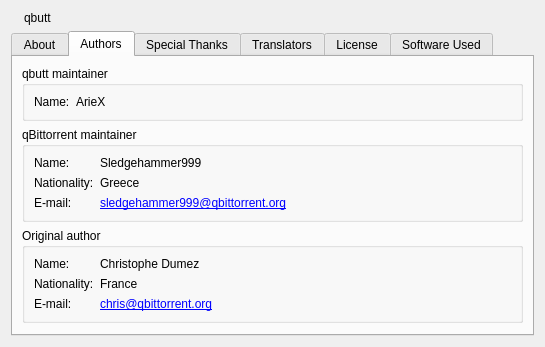
The window that src/gui/aboutdialog.ui (qbutt-org/qbutt) describes before a commit, drawn with Qt 5.
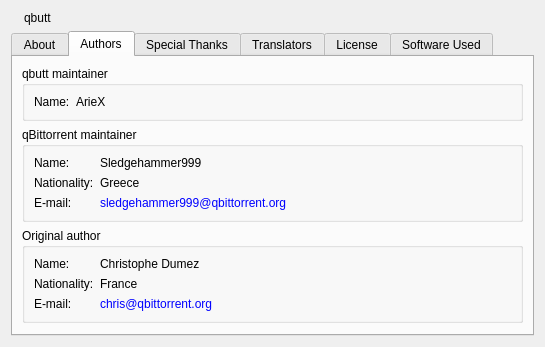
The same window after the commit. The open tabs and pages were chosen to show the change.

Commit message: Match author links to the flat link style

```diff
--- a/src/gui/aboutdialog.ui
+++ b/src/gui/aboutdialog.ui
@@ -167,7 +167,7 @@
           <item row="2" column="1">
            <widget class="QLabel" name="label_19">
             <property name="text">
-             <string notr="true">&lt;a href=&quot;mailto:sledgehammer999@qbittorrent.org&quot;&gt;sledgehammer999@qbittorrent.org&lt;/a&gt;</string>
+             <string notr="true">&lt;a style=&quot;text-decoration: none&quot; href=&quot;mailto:sledgehammer999@qbittorrent.org&quot;&gt;sledgehammer999@qbittorrent.org&lt;/a&gt;</string>
             </property>
             <property name="openExternalLinks">
              <bool>true</bool>
@@ -237,7 +237,7 @@
           <item row="2" column="1">
            <widget class="QLabel" name="label_6">
             <property name="text">
-             <string notr="true">&lt;a href=&quot;mailto:chris@qbittorrent.org&quot;&gt;chris@qbittorrent.org&lt;/a&gt;</string>
+             <string notr="true">&lt;a style=&quot;text-decoration: none&quot; href=&quot;mailto:chris@qbittorrent.org&quot;&gt;chris@qbittorrent.org&lt;/a&gt;</string>
             </property>
             <property name="openExternalLinks">
              <bool>true</bool>
```
